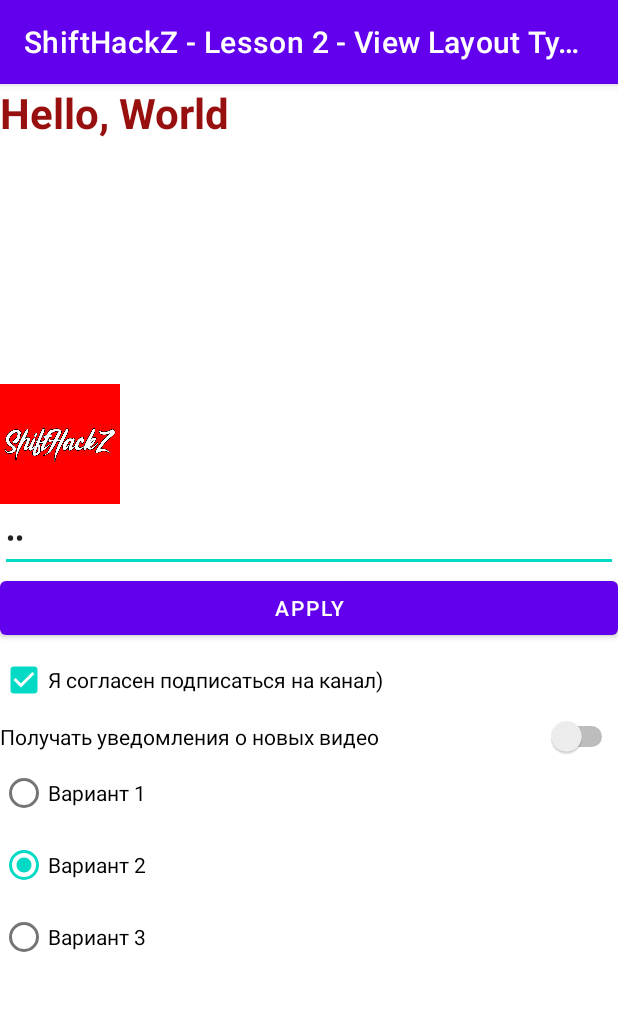
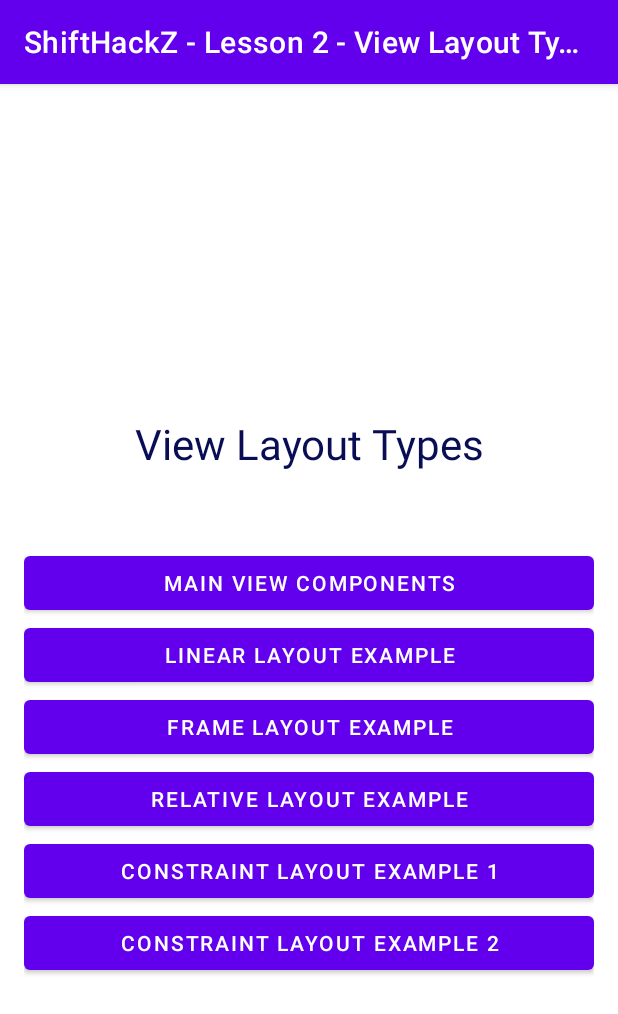
Before and after one commit to ShiftHackZ/AndroidTutorials, an Android app: the screen it shows after launch (MainActivity), on a phone screen of 412 x 824 dp. Shown: the top 1014 px of the screen. Run offline under Robolectric (Android 15) with nearby library versions, the phone set to English and light mode, and no system bars.

Commit message:
Updated lesson #2. Finalize UI.

```diff
--- a/2_View_Layout_Types/app/src/main/java/com/shifthackz/tutorial/l2_view_layout_types/ConstraintLayoutActivity.kt
+++ b/2_View_Layout_Types/app/src/main/java/com/shifthackz/tutorial/l2_view_layout_types/presentation/constraint/ConstraintLayoutActivity.kt
@@ -1,9 +1,11 @@
-package com.shifthackz.tutorial.l2_view_layout_types
+package com.shifthackz.tutorial.l2_view_layout_types.presentation.constraint
 
 import androidx.appcompat.app.AppCompatActivity
 import android.os.Bundle
+import com.shifthackz.tutorial.l2_view_layout_types.R
 
 class ConstraintLayoutActivity : AppCompatActivity() {
+
     override fun onCreate(savedInstanceState: Bundle?) {
         super.onCreate(savedInstanceState)
         setContentView(R.layout.activity_constraint_layout)
--- a/2_View_Layout_Types/app/src/main/java/com/shifthackz/tutorial/l2_view_layout_types/ConstraintSimpleLayoutActivity.kt
+++ b/2_View_Layout_Types/app/src/main/java/com/shifthackz/tutorial/l2_view_layout_types/presentation/constraint/ConstraintSimpleLayoutActivity.kt
@@ -1,9 +1,11 @@
-package com.shifthackz.tutorial.l2_view_layout_types
+package com.shifthackz.tutorial.l2_view_layout_types.presentation.constraint
 
 import androidx.appcompat.app.AppCompatActivity
 import android.os.Bundle
+import com.shifthackz.tutorial.l2_view_layout_types.R
 
 class ConstraintSimpleLayoutActivity : AppCompatActivity() {
+
     override fun onCreate(savedInstanceState: Bundle?) {
         super.onCreate(savedInstanceState)
         setContentView(R.layout.activity_constraint_simple_layout)
--- a/2_View_Layout_Types/app/src/main/java/com/shifthackz/tutorial/l2_view_layout_types/FrameLayoutActivity.kt
+++ b/2_View_Layout_Types/app/src/main/java/com/shifthackz/tutorial/l2_view_layout_types/presentation/frame/FrameLayoutActivity.kt
@@ -1,9 +1,11 @@
-package com.shifthackz.tutorial.l2_view_layout_types
+package com.shifthackz.tutorial.l2_view_layout_types.presentation.frame
 
 import androidx.appcompat.app.AppCompatActivity
 import android.os.Bundle
+import com.shifthackz.tutorial.l2_view_layout_types.R
 
 class FrameLayoutActivity : AppCompatActivity() {
+
     override fun onCreate(savedInstanceState: Bundle?) {
         super.onCreate(savedInstanceState)
         setContentView(R.layout.activity_frame_layout)
--- a/2_View_Layout_Types/app/src/main/java/com/shifthackz/tutorial/l2_view_layout_types/LinearLayoutActivity.kt
+++ b/2_View_Layout_Types/app/src/main/java/com/shifthackz/tutorial/l2_view_layout_types/presentation/linear/LinearLayoutActivity.kt
@@ -1,9 +1,11 @@
-package com.shifthackz.tutorial.l2_view_layout_types
+package com.shifthackz.tutorial.l2_view_layout_types.presentation.linear
 
 import androidx.appcompat.app.AppCompatActivity
 import android.os.Bundle
+import com.shifthackz.tutorial.l2_view_layout_types.R
 
 class LinearLayoutActivity : AppCompatActivity() {
+
     override fun onCreate(savedInstanceState: Bundle?) {
         super.onCreate(savedInstanceState)
         setContentView(R.layout.activity_linear_layout)
--- /dev/null
+++ b/2_View_Layout_Types/app/src/main/java/com/shifthackz/tutorial/l2_view_layout_types/presentation/main/MainActivity.kt
@@ -0,0 +1,40 @@
+package com.shifthackz.tutorial.l2_view_layout_types.presentation.main
+
+import android.content.Intent
+import androidx.appcompat.app.AppCompatActivity
+import android.os.Bundle
+import android.widget.Button
+import com.shifthackz.tutorial.l2_view_layout_types.R
+import com.shifthackz.tutorial.l2_view_layout_types.presentation.constraint.ConstraintLayoutActivity
+import com.shifthackz.tutorial.l2_view_layout_types.presentation.constraint.ConstraintSimpleLayoutActivity
+import com.shifthackz.tutorial.l2_view_layout_types.presentation.frame.FrameLayoutActivity
+import com.shifthackz.tutorial.l2_view_layout_types.presentation.linear.LinearLayoutActivity
+import com.shifthackz.tutorial.l2_view_layout_types.presentation.relative.RelativeLayoutActivity
+import com.shifthackz.tutorial.l2_view_layout_types.presentation.views.ViewComponentsActivity
+
+class MainActivity : AppCompatActivity() {
+
+    override fun onCreate(savedInstanceState: Bundle?) {
+        super.onCreate(savedInstanceState)
+        setContentView(R.layout.activity_main)
+
+        findViewById<Button>(R.id.btnViews)?.setOnClickListener {
+            startActivity(Intent(this, ViewComponentsActivity::class.java))
+        }
+        findViewById<Button>(R.id.btnLinear)?.setOnClickListener {
+            startActivity(Intent(this, LinearLayoutActivity::class.java))
+        }
+        findViewById<Button>(R.id.btnFrame)?.setOnClickListener {
+            startActivity(Intent(this, FrameLayoutActivity::class.java))
+        }
+        findViewById<Button>(R.id.btnRelative)?.setOnClickListener {
+            startActivity(Intent(this, RelativeLayoutActivity::class.java))
+        }
+        findViewById<Button>(R.id.btnConstraint1)?.setOnClickListener {
+            startActivity(Intent(this, ConstraintSimpleLayoutActivity::class.java))
+        }
+        findViewById<Button>(R.id.btnConstraint2)?.setOnClickListener {
+            startActivity(Intent(this, ConstraintLayoutActivity::class.java))
+        }
+    }
+}
--- a/2_View_Layout_Types/app/src/main/java/com/shifthackz/tutorial/l2_view_layout_types/RelativeLayoutActivity.kt
+++ b/2_View_Layout_Types/app/src/main/java/com/shifthackz/tutorial/l2_view_layout_types/presentation/relative/RelativeLayoutActivity.kt
@@ -1,9 +1,11 @@
-package com.shifthackz.tutorial.l2_view_layout_types
+package com.shifthackz.tutorial.l2_view_layout_types.presentation.relative
 
 import androidx.appcompat.app.AppCompatActivity
 import android.os.Bundle
+import com.shifthackz.tutorial.l2_view_layout_types.R
 
 class RelativeLayoutActivity : AppCompatActivity() {
+
     override fun onCreate(savedInstanceState: Bundle?) {
         super.onCreate(savedInstanceState)
         setContentView(R.layout.activity_relative_layout)
--- a/2_View_Layout_Types/app/src/main/res/layout/activity_constraint_simple_layout.xml
+++ b/2_View_Layout_Types/app/src/main/res/layout/activity_constraint_simple_layout.xml
@@ -4,7 +4,8 @@
     xmlns:tools="http://schemas.android.com/tools"
     android:layout_width="match_parent"
     android:layout_height="match_parent"
-    tools:context=".ConstraintSimpleLayoutActivity">
+    tools:ignore="ContentDescription"
+    tools:context=".presentation.constraint.ConstraintSimpleLayoutActivity">
 
     <androidx.constraintlayout.widget.Guideline
         android:id="@+id/guideline"
--- a/2_View_Layout_Types/app/src/main/res/layout/activity_frame_layout.xml
+++ b/2_View_Layout_Types/app/src/main/res/layout/activity_frame_layout.xml
@@ -4,7 +4,8 @@
     xmlns:tools="http://schemas.android.com/tools"
     android:layout_width="match_parent"
     android:layout_height="match_parent"
-    tools:context=".FrameLayoutActivity">
+    tools:ignore="ContentDescription"
+    tools:context=".presentation.frame.FrameLayoutActivity">
 
     <ImageView
         android:layout_width="100dp"
--- a/2_View_Layout_Types/app/src/main/res/layout/activity_linear_layout.xml
+++ b/2_View_Layout_Types/app/src/main/res/layout/activity_linear_layout.xml
@@ -5,7 +5,8 @@
     android:layout_width="match_parent"
     android:layout_height="match_parent"
     android:orientation="vertical"
-    tools:context=".LinearLayoutActivity">
+    tools:ignore="ContentDescription"
+    tools:context=".presentation.linear.LinearLayoutActivity">
 
     <LinearLayout
         android:layout_width="match_parent"
--- a/2_View_Layout_Types/app/src/main/res/layout/activity_main.xml
+++ b/2_View_Layout_Types/app/src/main/res/layout/activity_main.xml
@@ -4,63 +4,56 @@
     xmlns:tools="http://schemas.android.com/tools"
     android:layout_width="match_parent"
     android:layout_height="match_parent"
+    android:gravity="center"
     android:orientation="vertical"
-    tools:context=".MainActivity">
+    android:padding="16dp"
+    tools:ignore="ContentDescription"
+    tools:context=".presentation.main.MainActivity">
 
     <TextView
-        android:id="@+id/tvGreeting"
-        android:layout_width="match_parent"
-        android:layout_height="200dp"
-        android:text="Hello, World"
-        android:textColor="#970F0F"
-        android:textSize="28sp"
-        android:textStyle="bold" />
-
-    <ImageView
-        android:layout_width="80dp"
-        android:layout_height="80dp"
-        android:background="#ff0000"
-        android:src="@drawable/ic_shifthackz" />
-
-    <EditText
+        android:id="@+id/tvHeader"
         android:layout_width="match_parent"
         android:layout_height="wrap_content"
-        android:hint="Введите возраст"
-        android:inputType="numberPassword"
-        android:text="14"
-        android:digits="0123456789" />
+        android:layout_marginVertical="50dp"
+        android:gravity="center"
+        android:text="View Layout Types"
+        android:textColor="#080D54"
+        android:textSize="28sp" />
 
     <Button
+        android:id="@+id/btnViews"
         android:layout_width="match_parent"
         android:layout_height="wrap_content"
-        android:text="Apply"
-        android:enabled="true" />
+        android:text="Main view components" />
 
-    <CheckBox
+    <Button
+        android:id="@+id/btnLinear"
         android:layout_width="match_parent"
         android:layout_height="wrap_content"
-        android:checked="true"
-        android:text="Я согласен подписаться на канал)" />
+        android:text="Linear Layout Example" />
 
-    <Switch
+    <Button
+        android:id="@+id/btnFrame"
         android:layout_width="match_parent"
         android:layout_height="wrap_content"
-        android:text="Получать уведомления о новых видео"/>
+        android:text="Frame Layout Example" />
 
-    <RadioButton
+    <Button
+        android:id="@+id/btnRelative"
         android:layout_width="match_parent"
         android:layout_height="wrap_content"
-        android:text="Вариант 1" />
+        android:text="Relative Layout Example" />
 
-    <RadioButton
+    <Button
+        android:id="@+id/btnConstraint1"
         android:layout_width="match_parent"
         android:layout_height="wrap_content"
-        android:checked="true"
-        android:text="Вариант 2" />
+        android:text="Constraint Layout Example 1" />
 
-    <RadioButton
+    <Button
+        android:id="@+id/btnConstraint2"
         android:layout_width="match_parent"
         android:layout_height="wrap_content"
-        android:text="Вариант 3" />
+        android:text="Constraint Layout Example 2" />
 
 </LinearLayout>
--- a/2_View_Layout_Types/app/src/main/res/values-night/themes.xml
+++ /dev/null
@@ -1,16 +0,0 @@
-<resources xmlns:tools="http://schemas.android.com/tools">
-    <!-- Base application theme. -->
-    <style name="Theme.ShiftHackZLesson2ViewLayoutTypes" parent="Theme.MaterialComponents.DayNight.DarkActionBar">
-        <!-- Primary brand color. -->
-        <item name="colorPrimary">@color/purple_200</item>
-        <item name="colorPrimaryVariant">@color/purple_700</item>
-        <item name="colorOnPrimary">@color/black</item>
-        <!-- Secondary brand color. -->
-        <item name="colorSecondary">@color/teal_200</item>
-        <item name="colorSecondaryVariant">@color/teal_200</item>
-        <item name="colorOnSecondary">@color/black</item>
-        <!-- Status bar color. -->
-        <item name="android:statusBarColor" tools:targetApi="l">?attr/colorPrimaryVariant</item>
-        <!-- Customize your theme here. -->
-    </style>
-</resources>
--- a/2_View_Layout_Types/app/src/main/res/values/themes.xml
+++ b/2_View_Layout_Types/app/src/main/res/values/themes.xml
@@ -1,6 +1,6 @@
 <resources xmlns:tools="http://schemas.android.com/tools">
     <!-- Base application theme. -->
-    <style name="Theme.ShiftHackZLesson2ViewLayoutTypes" parent="Theme.MaterialComponents.DayNight.DarkActionBar">
+    <style name="Theme.ShiftHackZLesson2ViewLayoutTypes" parent="Theme.MaterialComponents.Light.DarkActionBar">
         <!-- Primary brand color. -->
         <item name="colorPrimary">@color/purple_500</item>
         <item name="colorPrimaryVariant">@color/purple_700</item>
```
Also changed, not shown: 2_View_Layout_Types/app/src/main/AndroidManifest.xml (+19 -16 lines), 2_View_Layout_Types/app/src/main/java/com/shifthackz/tutorial/l2_view_layout_types/MainActivity.kt (deleted, +0 -12 lines), 2_View_Layout_Types/app/src/main/java/com/shifthackz/tutorial/l2_view_layout_types/presentation/views/ViewComponentsActivity.kt (added, +13 -0 lines), 2_View_Layout_Types/app/src/main/res/layout/activity_constraint_layout.xml (+4 -3 lines), 2_View_Layout_Types/app/src/main/res/layout/activity_relative_layout.xml (+4 -3 lines), 2_View_Layout_Types/app/src/main/res/layout/activity_view_components.xml (added, +78 -0 lines).
